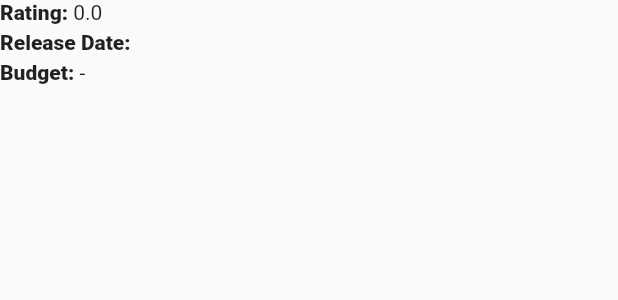
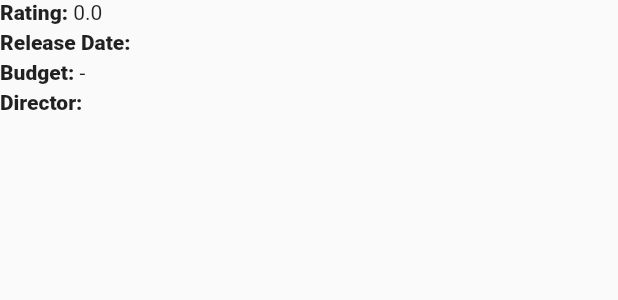
Before and after one commit to melnychuk-yaro/watchlist, a Flutter app: the Info widget shown alone on an empty page, opened directly with empty values, on a phone screen of 412 x 824 dp. Shown: the top 300 px of the screen. Run offline on Flutter 3.47's test engine with Material 2 defaults, Android fonts, the phone set to English and light mode, and no system bars; our stand-ins replace bloc, cached_network_image, cloud_firestore, equatable, firebase_auth, firebase_core and 8 more; missing offline and left inert: youtube_plyr_iframe; accounts and stored records are empty; generated files the repository leaves out were written again; network calls fail.

Commit message:
add director

```diff
--- a/lib/data/models/movie_detailed.dart
+++ b/lib/data/models/movie_detailed.dart
@@ -9,6 +9,7 @@ class MovieDetailed extends Movie {
   final String backgroundFileName;
   final String overview;
   final String tagline;
+  final List<String> directors;
   final List<Map<String, dynamic>> genres;
   final int budget;
   final String youtubeVideoId;
@@ -22,6 +23,7 @@ class MovieDetailed extends Movie {
     required this.overview,
     required this.backgroundFileName,
     required this.tagline,
+    required this.directors,
     required this.genres,
     required this.budget,
     required this.youtubeVideoId,
@@ -36,17 +38,6 @@ class MovieDetailed extends Movie {
   String get fullBackgroundPath => Movie.posterPath + backgroundFileName;
 
   factory MovieDetailed.fromMap(Map<String, dynamic> movieMap) {
-    String getVideoId(Map<String, dynamic> movieMap) {
-      var videoId = '';
-      for (Map<String, dynamic> video in movieMap['videos']['results']) {
-        if (video['site'] == 'YouTube' && video['type'] == 'Trailer') {
-          videoId = video['key'];
-          break;
-        }
-      }
-      return videoId;
-    }
-
     bool isNull(val) => val == null || val == 'null' ? true : false;
 
     return MovieDetailed(
@@ -62,6 +53,7 @@ class MovieDetailed extends Movie {
           : movieMap['vote_average'].toDouble(),
       overview: isNull(movieMap['overview']) ? '' : movieMap['overview'],
       tagline: isNull(movieMap['tagline']) ? '' : movieMap['tagline'],
+      directors: movieMap['directors'],
       genres: isNull(movieMap['genres'])
           ? []
           : movieMap['genres']
@@ -69,7 +61,7 @@ class MovieDetailed extends Movie {
                   (genre) => {'id': genre['id'], 'name': genre['name']})
               .toList(),
       budget: isNull(movieMap['budget']) ? 0 : movieMap['budget'],
-      youtubeVideoId: getVideoId(movieMap),
+      youtubeVideoId: movieMap['videoId'],
     );
   }
 }
--- a/lib/l10n/app_en.arb
+++ b/lib/l10n/app_en.arb
@@ -8,10 +8,14 @@
   "@release_date": {
     "description": "Followed by value"
   },
+  "@director": {
+    "description": "Followed by value"
+  },
   "add_movies_to_your_watchlist": "Add Movies To Your Watchlist",
   "budget": "Budget:",
   "confirm_password": "Confirm Password",
   "create_new_account": "Create New Account",
+  "director": "Director:",
   "email": "Email",
   "have_account": "Already have an account?",
   "invalid_email": "Invalid email",
--- a/lib/l10n/app_ru.arb
+++ b/lib/l10n/app_ru.arb
@@ -3,6 +3,7 @@
   "budget": "Бюджет:",
   "confirm_password": "Повторите пароль",
   "create_new_account": "Регистрация",
+  "director": "Режиссер:",
   "email": "Email",
   "have_account": "Есть аккаунт?",
   "invalid_email": "Неверный email",
--- a/lib/l10n/app_uk.arb
+++ b/lib/l10n/app_uk.arb
@@ -3,6 +3,7 @@
   "budget": "Бюджет:",
   "confirm_password": "Повторіть пароль",
   "create_new_account": "Реєстрація",
+  "director": "Режисер:",
   "email": "Email",
   "have_account": "Маєш аккаунт?",
   "invalid_email": "Невірний email",
--- a/lib/presentation/screens/movie_screen/head/head.dart
+++ b/lib/presentation/screens/movie_screen/head/head.dart
@@ -44,7 +44,7 @@ class Head extends StatelessWidget {
                         backdropHeight: backdropHeight,
                       ),
                 Positioned(
-                  top: 143,
+                  top: 163,
                   left: 16,
                   child: SingleMoviePoster(
                     posterPath: posterPath,
--- a/lib/presentation/screens/movie_screen/head/info.dart
+++ b/lib/presentation/screens/movie_screen/head/info.dart
@@ -38,6 +38,11 @@ class Info extends StatelessWidget {
                 defenition: AppLocalizations.of(context)!.budget,
                 value: budgetFormat.format(movie.budget),
               ),
+        const SizedBox(height: 4.0),
+        InfoItem(
+          defenition: AppLocalizations.of(context)!.director,
+          value: movie.directors.join(', '),
+        ),
       ],
     );
   }
```
Also changed, not shown: lib/data/repositories/movies_repository.dart (+29 -1 lines).
